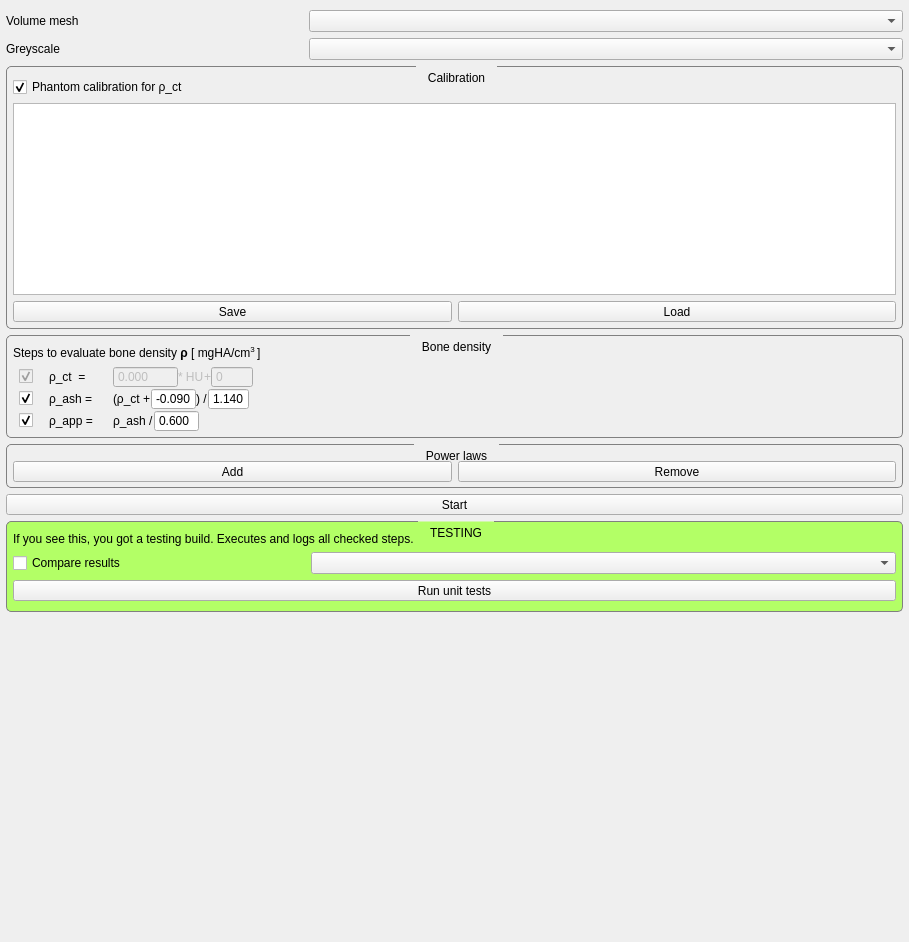
This is src/internal/MaterialMappingViewControls.ui in araex/mitk-gem as Qt 5 draws it before an edit. The edited form follows.
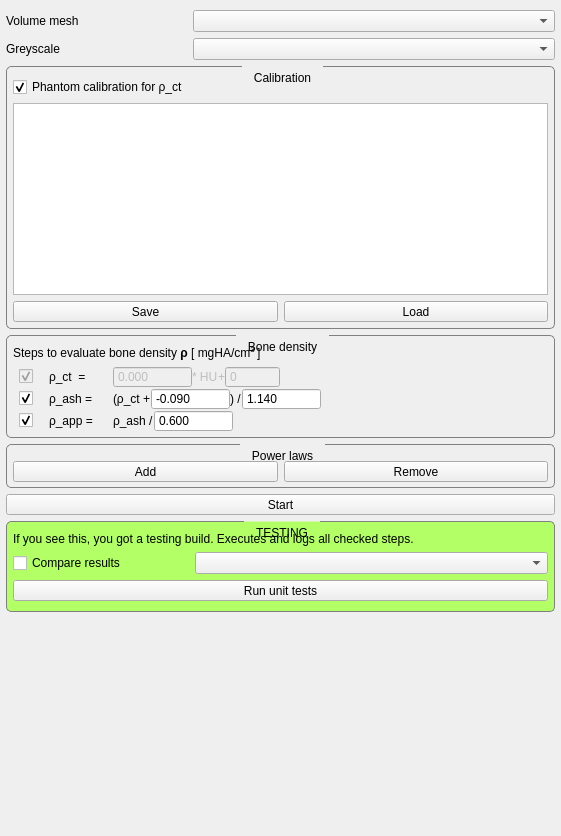
This is the edited form. Custom widgets are drawn as their Qt base class.

Commit message: changed ranges on density spin boxes

```diff
--- a/src/internal/MaterialMappingViewControls.ui
+++ b/src/internal/MaterialMappingViewControls.ui
@@ -6,8 +6,8 @@
    <rect>
     <x>0</x>
     <y>0</y>
-    <width>909</width>
-    <height>942</height>
+    <width>561</width>
+    <height>836</height>
    </rect>
   </property>
   <property name="minimumSize">
@@ -292,7 +292,7 @@
 	font: small &quot;Courier New&quot;;
 }</string>
           </property>
-          <layout class="QHBoxLayout" name="horizontalLayout_3" stretch="0,1,0">
+          <layout class="QHBoxLayout" name="horizontalLayout_3" stretch="0,1">
            <property name="spacing">
             <number>0</number>
            </property>
@@ -597,6 +597,12 @@
                    </property>
                    <item>
                     <widget class="QDoubleSpinBox" name="linEQSlopeSpinBox">
+                     <property name="sizePolicy">
+                      <sizepolicy hsizetype="Maximum" vsizetype="Fixed">
+                       <horstretch>0</horstretch>
+                       <verstretch>0</verstretch>
+                      </sizepolicy>
+                     </property>
                      <property name="frame">
                       <bool>true</bool>
                      </property>
@@ -607,10 +613,10 @@
                       <number>3</number>
                      </property>
                      <property name="minimum">
-                      <double>-9999.000000000000000</double>
+                      <double>-999999999.000000000000000</double>
                      </property>
                      <property name="maximum">
-                      <double>9999.000000000000000</double>
+                      <double>999999999.000000000000000</double>
                      </property>
                      <property name="singleStep">
                       <double>0.010000000000000</double>
@@ -633,6 +639,18 @@
                    </item>
                    <item>
                     <widget class="QDoubleSpinBox" name="linEQOffsetSpinBox">
+                     <property name="sizePolicy">
+                      <sizepolicy hsizetype="Maximum" vsizetype="Fixed">
+                       <horstretch>0</horstretch>
+                       <verstretch>0</verstretch>
+                      </sizepolicy>
+                     </property>
+                     <property name="minimumSize">
+                      <size>
+                       <width>0</width>
+                       <height>0</height>
+                      </size>
+                     </property>
                      <property name="buttonSymbols">
                       <enum>QAbstractSpinBox::NoButtons</enum>
                      </property>
@@ -640,10 +658,10 @@
                       <number>0</number>
                      </property>
                      <property name="minimum">
-                      <double>-9000.000000000000000</double>
+                      <double>-999999999.000000000000000</double>
                      </property>
                      <property name="maximum">
-                      <double>9000.000000000000000</double>
+                      <double>999999999.000000000000000</double>
                      </property>
                      <property name="singleStep">
                       <double>1.000000000000000</double>
@@ -691,6 +709,12 @@
                    </item>
                    <item>
                     <widget class="QDoubleSpinBox" name="rhoAshOffsetSpinBox">
+                     <property name="sizePolicy">
+                      <sizepolicy hsizetype="Maximum" vsizetype="Fixed">
+                       <horstretch>0</horstretch>
+                       <verstretch>0</verstretch>
+                      </sizepolicy>
+                     </property>
                      <property name="buttonSymbols">
                       <enum>QAbstractSpinBox::NoButtons</enum>
                      </property>
@@ -698,10 +722,10 @@
                       <number>3</number>
                      </property>
                      <property name="minimum">
-                      <double>-9.000000000000000</double>
+                      <double>-999999999.000000000000000</double>
                      </property>
                      <property name="maximum">
-                      <double>9.000000000000000</double>
+                      <double>999999999.000000000000000</double>
                      </property>
                      <property name="singleStep">
                       <double>0.010000000000000</double>
@@ -720,6 +744,18 @@
                    </item>
                    <item>
                     <widget class="QDoubleSpinBox" name="rhoAshDivisorSpinBox">
+                     <property name="sizePolicy">
+                      <sizepolicy hsizetype="Maximum" vsizetype="Fixed">
+                       <horstretch>0</horstretch>
+                       <verstretch>0</verstretch>
+                      </sizepolicy>
+                     </property>
+                     <property name="minimumSize">
+                      <size>
+                       <width>0</width>
+                       <height>0</height>
+                      </size>
+                     </property>
                      <property name="readOnly">
                       <bool>false</bool>
                      </property>
@@ -730,10 +766,10 @@
                       <number>3</number>
                      </property>
                      <property name="minimum">
-                      <double>0.000000000000000</double>
+                      <double>-999999999.000000000000000</double>
                      </property>
                      <property name="maximum">
-                      <double>9.000000000000000</double>
+                      <double>999999999.000000000000000</double>
                      </property>
                      <property name="singleStep">
                       <double>0.010000000000000</double>
@@ -784,6 +820,12 @@
                    </item>
                    <item>
                     <widget class="QDoubleSpinBox" name="rhoAppDivisorSpinBox">
+                     <property name="sizePolicy">
+                      <sizepolicy hsizetype="Maximum" vsizetype="Fixed">
+                       <horstretch>0</horstretch>
+                       <verstretch>0</verstretch>
+                      </sizepolicy>
+                     </property>
                      <property name="buttonSymbols">
                       <enum>QAbstractSpinBox::NoButtons</enum>
                      </property>
@@ -791,10 +833,10 @@
                       <number>3</number>
                      </property>
                      <property name="minimum">
-                      <double>-9.000000000000000</double>
+                      <double>-999999999.000000000000000</double>
                      </property>
                      <property name="maximum">
-                      <double>9.000000000000000</double>
+                      <double>999999999.000000000000000</double>
                      </property>
                      <property name="singleStep">
                       <double>0.010000000000000</double>
@@ -825,19 +867,6 @@
              </layout>
             </widget>
            </item>
-           <item>
-            <spacer name="horizontalSpacer_7">
-             <property name="orientation">
-              <enum>Qt::Horizontal</enum>
-             </property>
-             <property name="sizeHint" stdset="0">
-              <size>
-               <width>40</width>
-               <height>20</height>
-              </size>
-             </property>
-            </spacer>
-           </item>
           </layout>
          </widget>
         </item>
```
